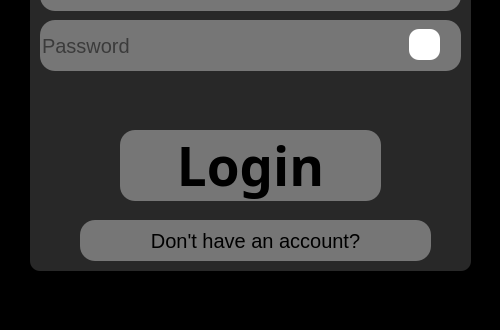
DoMinhTuong/python-app, file ui/login.ui: the form before one commit; both pictures show x 0 to 500 and y 420 to 750 of the 500 by 750 pixel window.
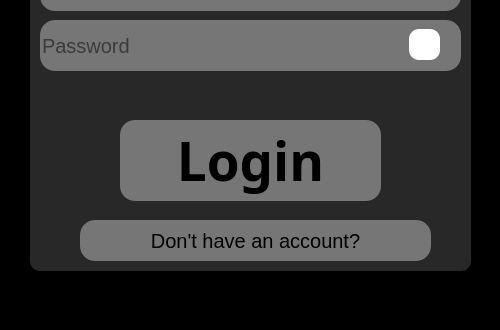
The form after the commit. Icons and pictures are not drawn.

The edit to the form file:
```diff
--- a/ui/login.ui
+++ b/ui/login.ui
@@ -143,9 +143,9 @@
      <property name="geometry">
       <rect>
        <x>90</x>
-       <y>540</y>
+       <y>530</y>
        <width>261</width>
-       <height>71</height>
+       <height>81</height>
       </rect>
      </property>
      <property name="font">
```
